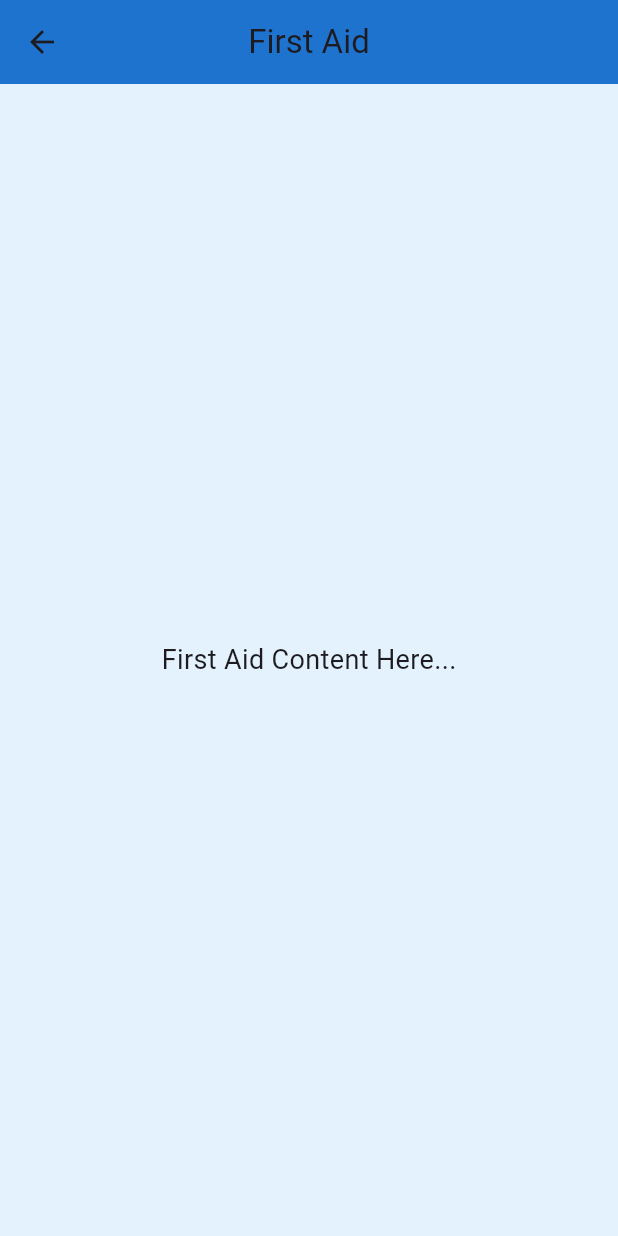
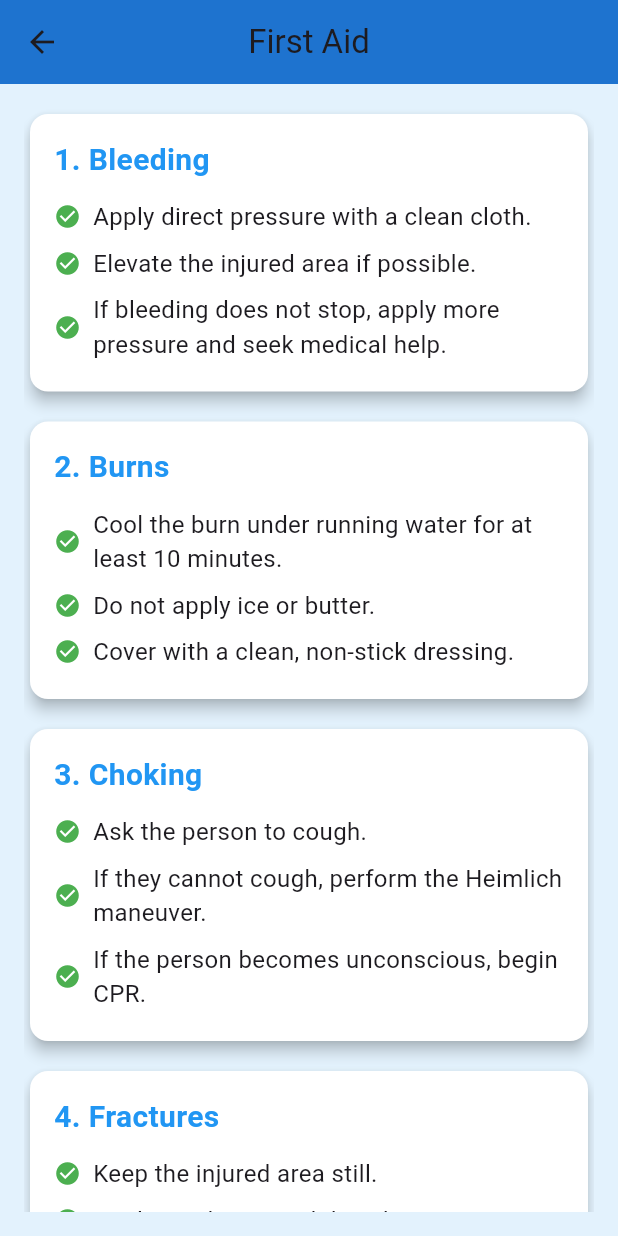
Before and after one commit to Kamalesh8287/DECEPTICON, a Flutter app: the FirstAidPage screen opened directly, on a phone screen of 412 x 824 dp. Run offline on Flutter 3.47's test engine with Material 3 defaults, Android fonts, the phone set to English and light mode, and no system bars; our stand-ins replace cloud_firestore, firebase_core, geolocator, image_picker; accounts and stored records are empty.

Commit message:
modified:   lib/precautions1.dart
	lib/loginpage.dart

```diff
--- a/lib/precautions1.dart
+++ b/lib/precautions1.dart
@@ -1,5 +1,11 @@
 import 'package:flutter/material.dart';
 import 'package:k/precautions2.dart';
+
+void main() {
+  runApp(const MaterialApp(
+    home: Precautions1(),
+  ));
+}
 
 class Precautions1 extends StatelessWidget {
   const Precautions1({super.key});
@@ -43,7 +49,8 @@ class Precautions1 extends StatelessWidget {
               Icons.tips_and_updates,
               () => Navigator.push(
                 context,
-                MaterialPageRoute(builder: (context) => const SurvivalTipsPage()),
+                MaterialPageRoute(
+                    builder: (context) => const SurvivalTipsPage()),
               ),
             ),
             const SizedBox(height: 20),
@@ -79,8 +86,8 @@ class Precautions1 extends StatelessWidget {
       child: Row(
         mainAxisAlignment: MainAxisAlignment.center,
         children: [
-          Icon(icon, size: 24, color: Colors.white), // Icon added here
-          const SizedBox(width: 12), // Spacing between icon and text
+          Icon(icon, size: 24, color: Colors.white),
+          const SizedBox(width: 12),
           Text(
             text,
             style: const TextStyle(fontSize: 18, fontWeight: FontWeight.w600),
@@ -104,10 +111,55 @@ class FirstAidPage extends StatelessWidget {
         elevation: 2,
       ),
       backgroundColor: Colors.blue.shade50,
-      body: const Center(
-        child: Text(
-          'First Aid Content Here...',
-          style: TextStyle(fontSize: 18),
+      body: Padding(
+        padding: const EdgeInsets.all(16.0),
+        child: ListView(
+          children: const [
+            _ProcedureCard(
+              title: '1. Bleeding',
+              steps: [
+                'Apply direct pressure with a clean cloth.',
+                'Elevate the injured area if possible.',
+                'If bleeding does not stop, apply more pressure and seek medical help.',
+              ],
+            ),
+            SizedBox(height: 12),
+            _ProcedureCard(
+              title: '2. Burns',
+              steps: [
+                'Cool the burn under running water for at least 10 minutes.',
+                'Do not apply ice or butter.',
+                'Cover with a clean, non-stick dressing.',
+              ],
+            ),
+            SizedBox(height: 12),
+            _ProcedureCard(
+              title: '3. Choking',
+              steps: [
+                'Ask the person to cough.',
+                'If they cannot cough, perform the Heimlich maneuver.',
+                'If the person becomes unconscious, begin CPR.',
+              ],
+            ),
+            SizedBox(height: 12),
+            _ProcedureCard(
+              title: '4. Fractures',
+              steps: [
+                'Keep the injured area still.',
+                'Apply a splint to stabilize the area.',
+                'Seek medical attention immediately.',
+              ],
+            ),
+            SizedBox(height: 12),
+            _ProcedureCard(
+              title: '5. Poisoning',
+              steps: [
+                'Do not induce vomiting unless directed by a professional.',
+                'Try to determine the type of poison.',
+                'Seek medical help immediately.',
+              ],
+            ),
+          ],
         ),
       ),
     );
@@ -127,12 +179,110 @@ class SurvivalTipsPage extends StatelessWidget {
         elevation: 2,
       ),
       backgroundColor: Colors.blue.shade50,
-      body: const Center(
-        child: Text(
-          'Survival Tips Content Here...',
-          style: TextStyle(fontSize: 18),
+      body: Padding(
+        padding: const EdgeInsets.all(16.0),
+        child: ListView(
+          children: const [
+            _ProcedureCard(
+              title: '1. Earthquake',
+              steps: [
+                'Drop to your hands and knees.',
+                'Cover your head and neck with your arms.',
+                'Stay away from windows and heavy objects.',
+              ],
+            ),
+            SizedBox(height: 12),
+            _ProcedureCard(
+              title: '2. Flood',
+              steps: [
+                'Move to higher ground immediately.',
+                'Avoid walking or driving through floodwaters.',
+                'Listen to emergency broadcasts.',
+              ],
+            ),
+            SizedBox(height: 12),
+            _ProcedureCard(
+              title: '3. Fire',
+              steps: [
+                'Stay low to avoid smoke inhalation.',
+                'Cover your nose and mouth with a cloth.',
+                'Stop, drop, and roll if your clothes catch fire.',
+              ],
+            ),
+            SizedBox(height: 12),
+            _ProcedureCard(
+              title: '4. Tornado',
+              steps: [
+                'Seek shelter in a basement or interior room.',
+                'Stay away from windows and doors.',
+                'Protect your head and neck with your arms.',
+              ],
+            ),
+            SizedBox(height: 12),
+            _ProcedureCard(
+              title: '5. Tsunami',
+              steps: [
+                'Move to higher ground immediately.',
+                'Stay away from the shore.',
+                'Wait for official "all clear" before returning.',
+              ],
+            ),
+          ],
         ),
       ),
     );
   }
 }
+
+class _ProcedureCard extends StatelessWidget {
+  final String title;
+  final List<String> steps;
+
+  const _ProcedureCard({
+    required this.title,
+    required this.steps,
+  });
+
+  @override
+  Widget build(BuildContext context) {
+    return Card(
+      color: Colors.white,
+      elevation: 4,
+      shape: RoundedRectangleBorder(borderRadius: BorderRadius.circular(12)),
+      child: Padding(
+        padding: const EdgeInsets.all(16),
+        child: Column(
+          crossAxisAlignment: CrossAxisAlignment.start,
+          children: [
+            Text(
+              title,
+              style: const TextStyle(
+                fontSize: 20,
+                fontWeight: FontWeight.bold,
+                color: Colors.blue,
+              ),
+            ),
+            const SizedBox(height: 8),
+            ...steps.map(
+              (step) => Padding(
+                padding: const EdgeInsets.symmetric(vertical: 4),
+                child: Row(
+                  children: [
+                    const Icon(Icons.check_circle, size: 18, color: Colors.green),
+                    const SizedBox(width: 8),
+                    Expanded(
+                      child: Text(
+                        step,
+                        style: const TextStyle(fontSize: 16),
+                      ),
+                    ),
+                  ],
+                ),
+              ),
+            ),
+          ],
+        ),
+      ),
+    );
+  }
+}
```
